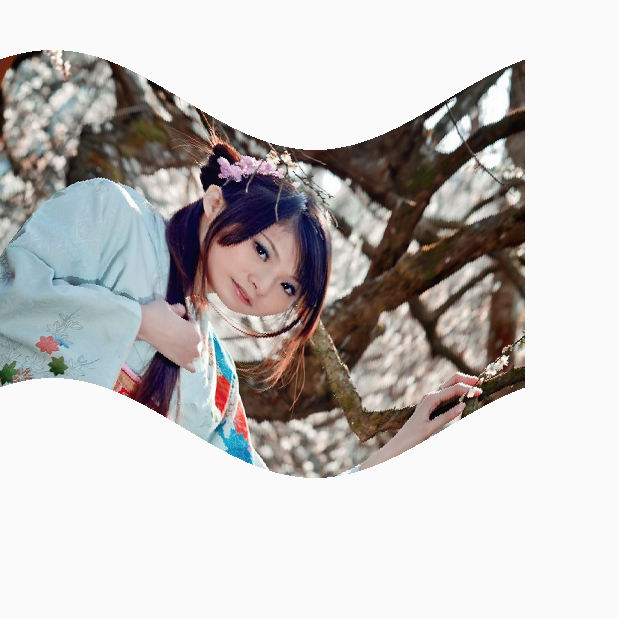
After one commit to aiweibaiyang/AndroidHeroes, an Android app: the FlagBitmapMeshTest screen opened directly, with no data from a screen before it, on a phone screen of 412 x 824 dp, the top half of it. The commit adds this screen. Run offline under Robolectric (Android 15) with nearby library versions, the phone set to English and light mode, and no system bars.

Commit message:
6.6.2像素块分析

```diff
--- a/NO6/ImageShape/app/src/main/AndroidManifest.xml
+++ b/NO6/ImageShape/app/src/main/AndroidManifest.xml
@@ -15,8 +15,10 @@
                 <category android:name="android.intent.category.LAUNCHER" />
             </intent-filter>
         </activity>
-        <activity android:name=".ImageMatrixTest"
-            android:screenOrientation="portrait"></activity>
+        <activity
+            android:name=".ImageMatrixTest"
+            android:screenOrientation="portrait" />
+        <activity android:name=".FlagBitmapMeshTest"></activity>
     </application>
 
 </manifest>
--- /dev/null
+++ b/NO6/ImageShape/app/src/main/java/com/example/imageshape/FlagBitmapMeshTest.java
@@ -0,0 +1,14 @@
+package com.example.imageshape;
+
+import android.app.Activity;
+import android.support.v7.app.AppCompatActivity;
+import android.os.Bundle;
+
+public class FlagBitmapMeshTest extends Activity {
+
+    @Override
+    protected void onCreate(Bundle savedInstanceState) {
+        super.onCreate(savedInstanceState);
+        setContentView(R.layout.temp);
+    }
+}
--- /dev/null
+++ b/NO6/ImageShape/app/src/main/java/com/example/imageshape/FlagBitmapMeshView.java
@@ -0,0 +1,76 @@
+package com.example.imageshape;
+
+import android.content.Context;
+import android.graphics.Bitmap;
+import android.graphics.BitmapFactory;
+import android.graphics.Canvas;
+import android.util.AttributeSet;
+import android.view.View;
+
+/**
+ * Created by 25400 on 2019/10/24.
+ */
+
+public class FlagBitmapMeshView extends View {
+
+    private final int WIDTH = 200;
+    private final int HEIGHT = 200;//由于后面y从0开始计数，因此HEIGHT比线的数量少1
+    private int COUNT = (WIDTH + 1) * (HEIGHT + 1);//点的数量=横线个数*竖线数量
+    private float[] verts = new float[COUNT * 2];
+    private float[] orig = new float[COUNT * 2];
+    private Bitmap bitmap;
+    private float A;
+    private float k = 1;
+    private int index = 0;
+
+    public FlagBitmapMeshView(Context context) {
+        super(context);
+        initView(context);
+    }
+
+    public FlagBitmapMeshView(Context context, AttributeSet attrs) {
+        super(context, attrs);
+        initView(context);
+    }
+
+    public FlagBitmapMeshView(Context context, AttributeSet attrs, int defStyleAttr) {
+        super(context, attrs, defStyleAttr);
+        initView(context);
+    }
+
+    private void initView(Context context){
+        setFocusable(true);//将控件设置成可获取焦点状态
+        bitmap = BitmapFactory.decodeResource(context.getResources(), R.drawable.test);
+        float bitmapWidth = bitmap.getWidth();//获取图片的宽
+        float bitmapHeight = bitmap.getHeight();
+        for (int y = 0; y <=HEIGHT; y++){
+            float fy = bitmapHeight * y / HEIGHT;//每个y点的坐标
+            for (int x = 0; x <= WIDTH; x++){
+                float fx = bitmapWidth * x / WIDTH;
+                orig[index * 2 + 0] = verts[index * 2 + 0] = fx;
+                orig[index * 2 + 1] = verts[index * 2 + 1] = fy + 100;
+                index += 1;
+            }
+        }
+        A = 50;
+    }
+
+    @Override
+    protected void onDraw(Canvas canvas) {
+        flagWave();
+        k += 0.1F;
+        canvas.drawBitmapMesh(bitmap, WIDTH, HEIGHT, verts, 0, null, 0, null);
+        invalidate();
+    }
+
+    private void flagWave(){
+        for (int j = 0; j <= HEIGHT; j++){
+            for (int i = 0; i<= WIDTH; i++){
+                verts[(j * (WIDTH + 1) + i) * 2 + 0] += 0;
+                float offsetY = (float) Math.sin((float) i / WIDTH * 2 * Math.PI + Math.PI * k);
+                verts[(j * (WIDTH + 1) + i) * 2 + 1] =
+                        orig[(j * (WIDTH + 1) + i) * 2 + 1] + offsetY * A;
+            }
+        }
+    }
+}
--- a/NO6/ImageShape/app/src/main/java/com/example/imageshape/MainActivity.java
+++ b/NO6/ImageShape/app/src/main/java/com/example/imageshape/MainActivity.java
@@ -17,4 +17,8 @@ public class MainActivity extends Activity {
     public void btnImageMatrix(View view) {
         startActivity(new Intent(this, ImageMatrixTest.class));
     }
+
+    public void btnFlag(View view) {
+        startActivity(new Intent(this, FlagBitmapMeshTest.class));
+    }
 }
--- a/NO6/ImageShape/app/src/main/res/layout/activity_main.xml
+++ b/NO6/ImageShape/app/src/main/res/layout/activity_main.xml
@@ -11,4 +11,10 @@
         android:layout_height="wrap_content"
         android:onClick="btnImageMatrix"
         android:text="Image Matrix" />
+
+    <Button
+        android:layout_width="match_parent"
+        android:layout_height="wrap_content"
+        android:onClick="btnFlag"
+        android:text="Flag" />
 </LinearLayout>
--- /dev/null
+++ b/NO6/ImageShape/app/src/main/res/layout/temp.xml
@@ -0,0 +1,12 @@
+<?xml version="1.0" encoding="utf-8"?>
+<LinearLayout xmlns:android="http://schemas.android.com/apk/res/android"
+    android:layout_width="match_parent"
+    android:layout_height="match_parent"
+    android:orientation="vertical">
+
+    <view
+        android:id="@+id/view3"
+        class="com.example.imageshape.FlagBitmapMeshView"
+        android:layout_width="wrap_content"
+        android:layout_height="wrap_content" />
+</LinearLayout>
```
Also changed, not shown: NO6/ImageShape/app/src/main/res/drawable-xhdpi/test.png (added), NO6/ImageShape/app/src/main/res/drawable-xhdpi/test1.png (added).
